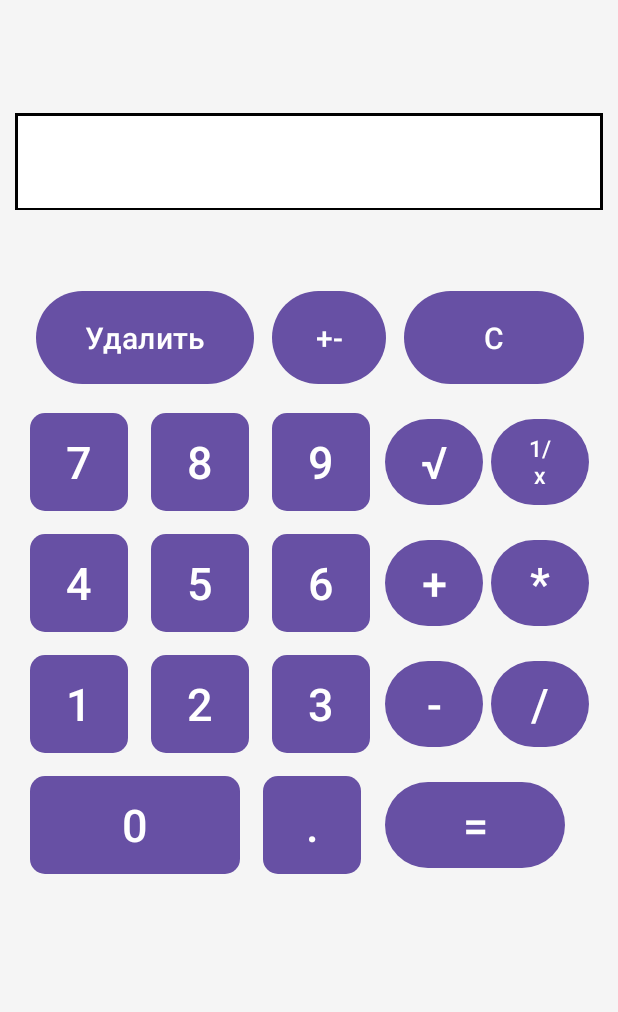
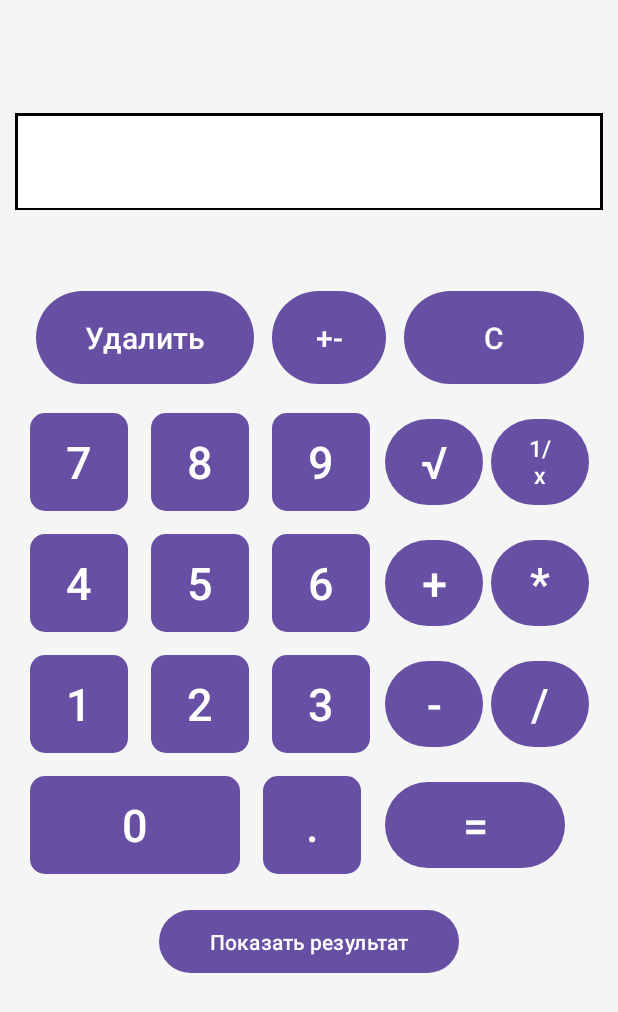
Before and after one commit to dsildaikin/calc, an Android app: the screen it shows after launch (MainActivity), on a phone screen of 412 x 824 dp. Shown: the top 1012 px of the screen. Run offline under Robolectric (Android 15) with nearby library versions, the phone set to English and light mode, and no system bars.

Commit message:
add data transfer to 2 screen. LAB6

```diff
--- a/app/src/main/AndroidManifest.xml
+++ b/app/src/main/AndroidManifest.xml
@@ -13,6 +13,9 @@
         android:theme="@style/Theme.Calc"
         tools:targetApi="31">
         <activity
+            android:name=".ShowerResultActivity"
+            android:exported="false" />
+        <activity
             android:name=".MainActivity"
             android:exported="true">
             <intent-filter>
--- a/app/src/main/res/layout/activity_main.xml
+++ b/app/src/main/res/layout/activity_main.xml
@@ -55,6 +55,7 @@
             </androidx.constraintlayout.widget.ConstraintLayout>
         </androidx.constraintlayout.widget.ConstraintLayout>
         <androidx.constraintlayout.widget.ConstraintLayout
+            android:id="@+id/mainLayout"
             android:layout_width="wrap_content"
             android:layout_height="wrap_content"
             app:layout_constraintTop_toBottomOf="@id/resultLayout"
@@ -308,6 +309,15 @@
                     android:textSize="30dp"/>
             </androidx.constraintlayout.widget.ConstraintLayout>
         </androidx.constraintlayout.widget.ConstraintLayout>
+        <Button
+            android:layout_width="200dp"
+            android:layout_height="50dp"
+            app:layout_constraintTop_toBottomOf="@id/mainLayout"
+            app:layout_constraintStart_toStartOf="parent"
+            app:layout_constraintEnd_toEndOf="parent"
+            android:text="Показать результат"
+            android:layout_marginTop="20dp"
+            android:onClick="onClickShowRes"/>
     </androidx.constraintlayout.widget.ConstraintLayout>
 
     </androidx.constraintlayout.widget.ConstraintLayout>
```
Also changed, not shown: app/src/main/java/com/sildtech/calc/MainActivity.java (+13 -1 lines), app/src/main/java/com/sildtech/calc/ShowerResultActivity.java (added, +23 -0 lines), app/src/main/res/layout/activity_shower_result.xml (added, +28 -0 lines).
